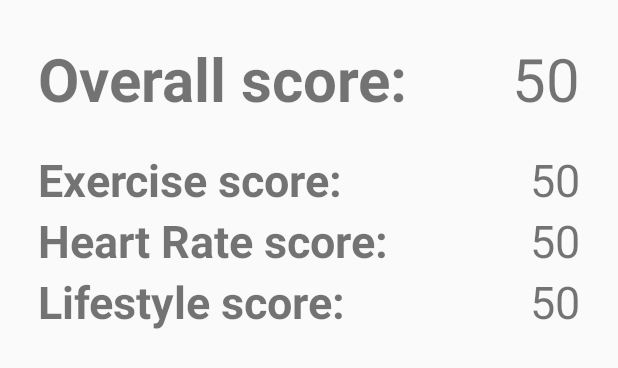
After one commit to aahung/IntoHeart, an Android app: the layout alertdialog_ranking_detail.xml on its own in the app's theme, with its tools: preview values and no code run, on a phone screen of 412 x 824 dp. The commit adds this screen. Shown: the top 368 px of the screen. Run offline under Robolectric (Android 15) with nearby library versions, the phone set to English and light mode, and no system bars.

Commit message:
Add detail popup box when clicking user in ranking page.

```diff
--- a/IntoHeart/app/src/main/java/ee3316/intoheart/RankingFragment.java
+++ b/IntoHeart/app/src/main/java/ee3316/intoheart/RankingFragment.java
@@ -13,6 +13,7 @@ import android.view.MenuInflater;
 import android.view.MenuItem;
 import android.view.View;
 import android.view.ViewGroup;
+import android.widget.AdapterView;
 import android.widget.BaseAdapter;
 import android.widget.Button;
 import android.widget.EditText;
@@ -88,6 +89,24 @@ public class RankingFragment extends Fragment {
             getRank();
             getRequest();
         }
+        listView.setOnItemClickListener(new AdapterView.OnItemClickListener() {
+            @Override
+            public void onItemClick(AdapterView<?> parent, View view, int position, long id) {
+                String[] data = (String[])view.getTag();
+                AlertDialog.Builder builder = new AlertDialog.Builder(getActivity());
+                LayoutInflater inflater = getActivity().getLayoutInflater();
+                final View dialogView = inflater.inflate(R.layout.alertdialog_ranking_detail, null);
+                ((TextView) dialogView.findViewById(R.id.final_score_view)).setText(data[2]);
+                ((TextView) dialogView.findViewById(R.id.exercise_score)).setText(data[3]);
+                ((TextView) dialogView.findViewById(R.id.heart_rate_score)).setText(data[4]);
+                ((TextView) dialogView.findViewById(R.id.life_style_score)).setText(data[5]);
+                builder.setView(dialogView)
+                        .setTitle(data[0])
+                        .setNeutralButton("Ok", null);
+                AlertDialog dialog = builder.create();
+                dialog.show();
+            }
+        });
         return rootView;
     }
 
@@ -194,9 +213,15 @@ public class RankingFragment extends Fragment {
                         String name = obj.get("name").getAsString();
                         String email = obj.get("email").getAsString();
                         Integer score = 0;
+                        JsonArray score_detail = new JsonArray();
                         if (obj.get("score") != null)
                             score = obj.get("score").getAsInt();
-                        rankingListAdapter.addData(new String[]{name, email, score.toString()});
+                        if (obj.get("score_detail") != null) {
+                            score_detail = obj.get("score_detail").getAsJsonArray();
+                        }
+                        rankingListAdapter.addData(new String[]{name, email, score.toString(),
+                            score_detail.get(0).getAsString(), score_detail.get(1).getAsString(),
+                            score_detail.get(2).getAsString()});
                     }
                     rankingListAdapter.sort();
                     listView.setAdapter(rankingListAdapter);
@@ -260,7 +285,6 @@ public class RankingFragment extends Fragment {
         public View getView(int i, View view, ViewGroup viewGroup) {
             ViewHolder viewHolder;
             // General ListView optimization code.
-            if (view == null) {
             view = mInflator.inflate(R.layout.listitem_ranking, null);
             viewHolder = new ViewHolder();
             viewHolder.ranking = (TextView) view.findViewById(R.id.rankingText);
@@ -268,11 +292,9 @@ public class RankingFragment extends Fragment {
             viewHolder.email = (TextView) view.findViewById(R.id.emailText);
             viewHolder.score = (TextView) view.findViewById(R.id.scoreText);
             view.setTag(viewHolder);
-            } else {
-                viewHolder = (ViewHolder) view.getTag();
-            }
 
             String[] data = datas.get(i);
+            view.setTag(data);
             viewHolder.ranking.setText(String.valueOf(i + 1));
             viewHolder.name.setText(data[0]);
             viewHolder.email.setText(data[1]);
--- /dev/null
+++ b/IntoHeart/app/src/main/res/layout/alertdialog_ranking_detail.xml
@@ -0,0 +1,76 @@
+<?xml version="1.0" encoding="utf-8"?>
+<LinearLayout xmlns:android="http://schemas.android.com/apk/res/android"
+    android:orientation="vertical" android:layout_width="match_parent"
+    android:layout_height="match_parent"
+    android:padding="25dip">
+
+    <RelativeLayout
+        android:layout_width="wrap_content"
+        android:layout_height="wrap_content"
+        android:layout_marginBottom="20dip">
+        <TextView
+            android:layout_width="wrap_content"
+            android:layout_height="wrap_content"
+            android:text="Overall score: "
+            android:textSize="40sp"
+            android:textStyle="bold"/>
+        <TextView
+            android:layout_width="wrap_content"
+            android:layout_height="wrap_content"
+            android:id="@+id/final_score_view"
+            android:text="50"
+            android:textSize="40sp"
+            android:layout_alignParentRight="true"/>
+        </RelativeLayout>
+    <RelativeLayout
+        android:layout_width="wrap_content"
+        android:layout_height="wrap_content">
+        <TextView
+            android:layout_width="wrap_content"
+            android:layout_height="wrap_content"
+            android:text="Exercise score: "
+            android:textSize="30sp"
+            android:textStyle="bold"/>
+        <TextView
+            android:layout_width="wrap_content"
+            android:layout_height="wrap_content"
+            android:id="@+id/exercise_score"
+            android:text="50"
+            android:textSize="30sp"
+            android:layout_alignParentRight="true"/>
+    </RelativeLayout>
+    <RelativeLayout
+        android:layout_width="wrap_content"
+        android:layout_height="wrap_content">
+        <TextView
+            android:layout_width="wrap_content"
+            android:layout_height="wrap_content"
+            android:text="Heart Rate score: "
+            android:textSize="30sp"
+            android:textStyle="bold"/>
+        <TextView
+            android:layout_width="wrap_content"
+            android:layout_height="wrap_content"
+            android:id="@+id/heart_rate_score"
+            android:text="50"
+            android:textSize="30sp"
+            android:layout_alignParentRight="true"/>
+    </RelativeLayout>
+    <RelativeLayout
+        android:layout_width="wrap_content"
+        android:layout_height="wrap_content">
+        <TextView
+            android:layout_width="wrap_content"
+            android:layout_height="wrap_content"
+            android:text="Lifestyle score: "
+            android:textSize="30sp"
+            android:textStyle="bold"/>
+        <TextView
+            android:layout_width="wrap_content"
+            android:layout_height="wrap_content"
+            android:id="@+id/life_style_score"
+            android:text="50"
+            android:textSize="30sp"
+            android:layout_alignParentRight="true"/>
+    </RelativeLayout>
+</LinearLayout>
```
Also changed, not shown: 1 other file. Lines whose indentation alone changed are shown as unchanged.
